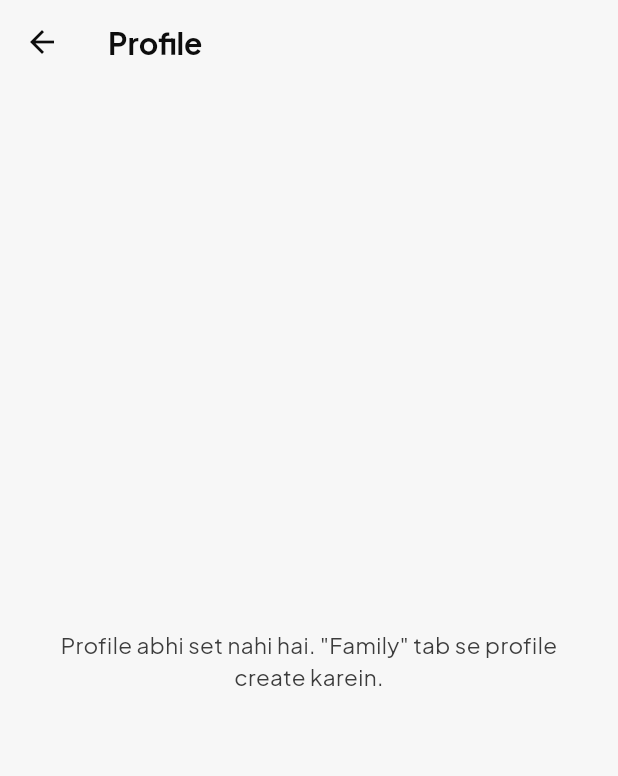
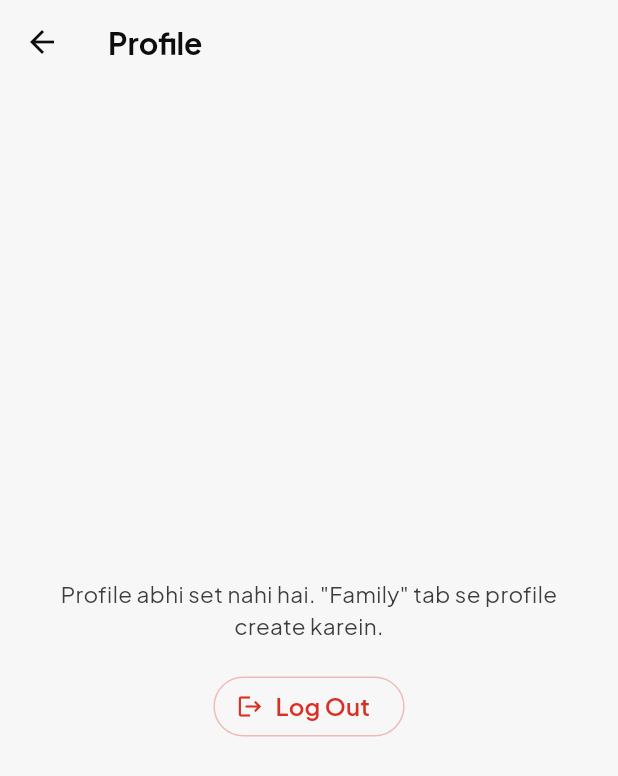
Before and after one commit to sudhirchaukrayat/worldnity-app, a Flutter app: the ProfileScreen screen opened directly, on a phone screen of 412 x 824 dp. Shown: the top 776 px of the screen. Run offline on Flutter 3.47's test engine with Material 3 defaults, Android fonts, the phone set to English and light mode, and no system bars; our stand-ins replace google_fonts, shared_preferences; missing offline and left inert: razorpay_flutter; accounts and stored records are empty.

Commit message:
Update profile_screen.dart

```diff
--- a/lib/screens/profile_screen.dart
+++ b/lib/screens/profile_screen.dart
@@ -3,6 +3,8 @@ import '../theme/app_colors.dart';
 import '../theme/app_text_styles.dart';
 import '../services/local_profile_service.dart';
 import '../models/lesson.dart';
+import '../services/auth_service.dart';
+import 'auth_screen.dart';
 
 /// Profile Screen — shows current profile + family info, allows editing.
 class ProfileScreen extends StatefulWidget {
@@ -125,10 +127,32 @@ class _ProfileScreenState extends State<ProfileScreen> {
         body: Center(
           child: Padding(
             padding: const EdgeInsets.all(24),
-            child: Text(
-              'Profile abhi set nahi hai. "Family" tab se profile create karein.',
-              textAlign: TextAlign.center,
-              style: AppTextStyles.bodyMuted,
+            child: Column(
+              mainAxisSize: MainAxisSize.min,
+              children: [
+                Text(
+                  'Profile abhi set nahi hai. "Family" tab se profile create karein.',
+                  textAlign: TextAlign.center,
+                  style: AppTextStyles.bodyMuted,
+                ),
+                const SizedBox(height: 20),
+                OutlinedButton.icon(
+                  onPressed: () async {
+                    await AuthService.signOut();
+                    if (!context.mounted) return;
+                    Navigator.pushAndRemoveUntil(
+                      context,
+                      MaterialPageRoute(builder: (_) => const AuthScreen()),
+                      (route) => false,
+                    );
+                  },
+                  icon: Icon(Icons.logout, size: 18, color: AppColors.error),
+                  label: Text('Log Out', style: AppTextStyles.cardTitle.copyWith(color: AppColors.error)),
+                  style: OutlinedButton.styleFrom(
+                    side: BorderSide(color: AppColors.error.withOpacity(0.3)),
+                  ),
+                ),
+              ],
             ),
           ),
         ),
@@ -186,6 +210,48 @@ class _ProfileScreenState extends State<ProfileScreen> {
               title: 'Wordnity CyberGuard',
               subtitle: 'Version 1.0.0',
             ),
+            const SizedBox(height: 20),
+
+            SizedBox(
+              width: double.infinity,
+              child: OutlinedButton.icon(
+                onPressed: () async {
+                  final confirm = await showDialog<bool>(
+                    context: context,
+                    builder: (_) => AlertDialog(
+                      shape: RoundedRectangleBorder(borderRadius: BorderRadius.circular(16)),
+                      title: Text('Log Out?', style: AppTextStyles.h4),
+                      content: Text('Aap apne account se log out ho jayenge.', style: AppTextStyles.body),
+                      actions: [
+                        TextButton(
+                          onPressed: () => Navigator.pop(context, false),
+                          child: Text('Cancel', style: AppTextStyles.body),
+                        ),
+                        TextButton(
+                          onPressed: () => Navigator.pop(context, true),
+                          child: Text('Log Out', style: AppTextStyles.cardTitle.copyWith(color: AppColors.error)),
+                        ),
+                      ],
+                    ),
+                  );
+                  if (confirm == true) {
+                    await AuthService.signOut();
+                    if (!context.mounted) return;
+                    Navigator.pushAndRemoveUntil(
+                      context,
+                      MaterialPageRoute(builder: (_) => const AuthScreen()),
+                      (route) => false,
+                    );
+                  }
+                },
+                icon: Icon(Icons.logout, size: 18, color: AppColors.error),
+                label: Text('Log Out', style: AppTextStyles.cardTitle.copyWith(color: AppColors.error)),
+                style: OutlinedButton.styleFrom(
+                  padding: const EdgeInsets.symmetric(vertical: 14),
+                  side: BorderSide(color: AppColors.error.withOpacity(0.3)),
+                ),
+              ),
+            ),
           ],
         ),
       ),
```
